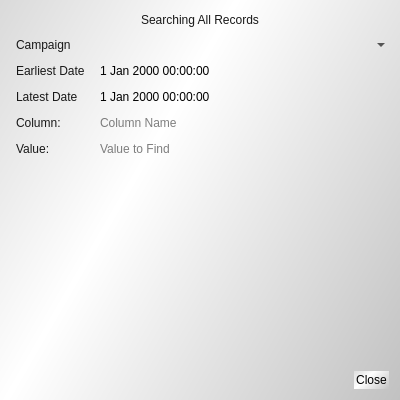
TryExceptElse/pyleadstool, file ui/record_val_search.ui: the form before one commit.
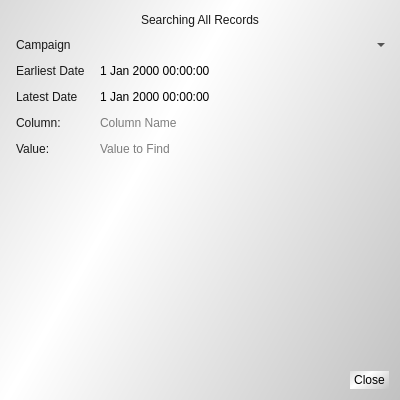
The form after the commit.

```diff
--- a/ui/record_val_search.ui
+++ b/ui/record_val_search.ui
@@ -52,6 +52,8 @@
 
 QPushButton{
      background-color: qlineargradient(spread:reflect, x1:0.262, y1:0.573773, x2:1, y2:1, stop:0 rgba(255, 255, 255, 255), stop:1 rgba(193, 193, 193, 120));
+    padding-left: 4px;
+    padding-right: 4px;
 }
 
 QPushButton:hover{
```
